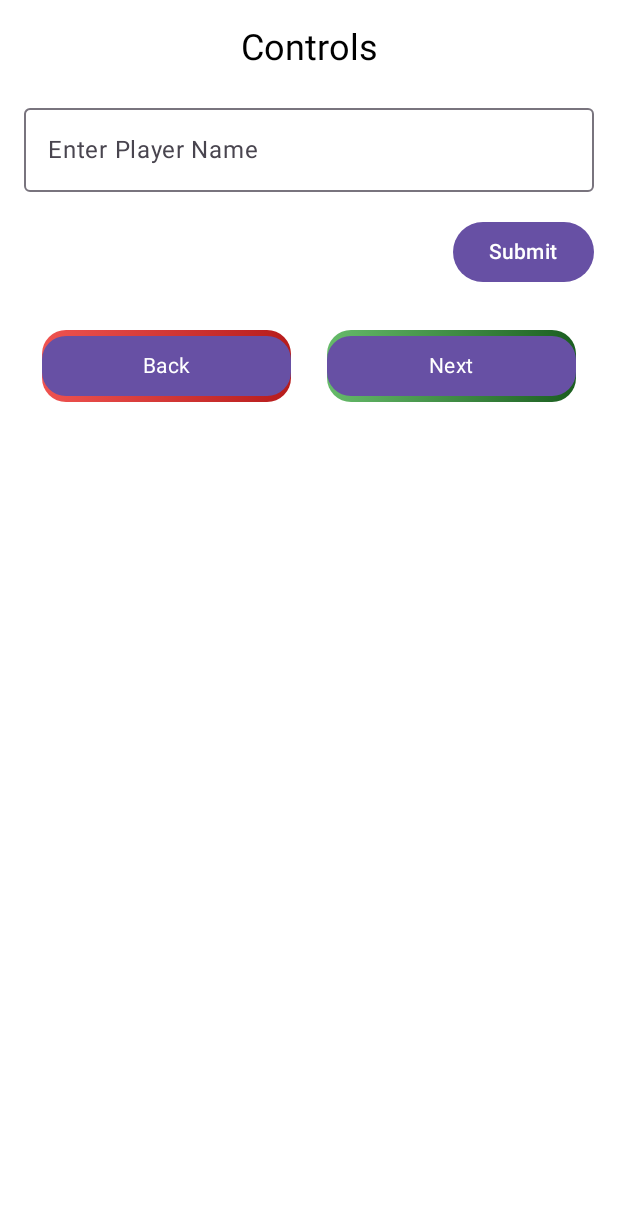
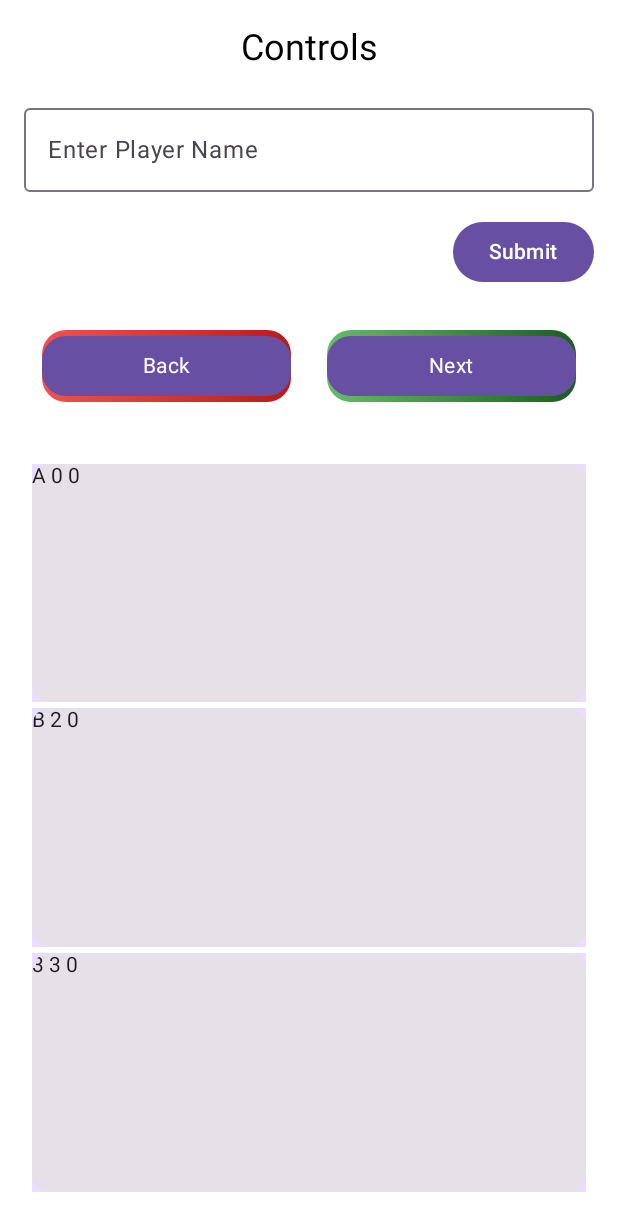
Before and after one commit to tjmtic/scorepad, an Android app built with Jetpack Compose: the @Preview function GameScreenPreview, on a phone screen of 412 x 824 dp. Shown: the top 1231 px of the screen. Run offline under Robolectric (Android 15) with nearby library versions, the phone set to English and light mode, and no system bars.

Commit message:
Dynamic Listing UI - Composables save

```diff
--- a/app/src/main/java/com/abyxcz/scorepad/ui/GameScreen.kt
+++ b/app/src/main/java/com/abyxcz/scorepad/ui/GameScreen.kt
@@ -63,5 +63,7 @@ fun GameScreen(players: List<Player>, onClick: () -> Unit, onBack: () -> Unit, o
 @Preview
 @Composable
 fun GameScreenPreview(){
-    GameScreen(players = emptyList(), onClick = {}, onBack = {}, onCount = { _ , _ -> {} })
+    val list = listOf(Player("A", 0), Player("B", 2), Player("3", 3))
+
+    GameScreen(players = list, onClick = {}, onBack = {}, onCount = { _ , _ -> {} })
 }
--- a/app/src/main/java/com/abyxcz/scorepad/ui/component/HighEndTileCounterList.kt
+++ b/app/src/main/java/com/abyxcz/scorepad/ui/component/HighEndTileCounterList.kt
@@ -47,13 +47,14 @@ fun HighEndTileCounterList(
         modifier = Modifier
             .fillMaxSize()
             .padding(20.dp)
+
     ) {
         items(players.size) { index ->
             HighEndTileCounter(
                 player = players[index],
                 onCount = onCount,
                 modifier = Modifier
-                    .padding(25.dp)
+                    //.padding(25.dp)
                     .fillMaxSize()
             )
         }
@@ -65,20 +66,21 @@ fun HighEndTileCounterColumn(
     players: List<Player>,
     onCount: (player: Player, score: Int) -> Unit
 ) {
-    LazyColumn(
+    Column(
             modifier = Modifier
                 .fillMaxSize()
                 .padding(20.dp),
-        verticalArrangement = Arrangement.spacedBy(8.dp),
+            verticalArrangement = Arrangement.spacedBy(1.dp),
 
             ) {
-        items(players.size) { index ->
+            players.forEach { index ->
                 HighEndTileCounter(
-                player = players[index],
+                    player = index,
                     onCount = onCount,
-                modifier = Modifier.fillMaxSize().padding(20.dp)
+                    modifier = Modifier.padding(1.dp).weight(1f/players.size)
                 )
             }
+
     }
 }
 
```
Also changed, not shown: app/src/main/java/com/abyxcz/scorepad/ui/component/SimpleAdContainer.kt (+8 -0 lines). Lines whose indentation alone changed are shown as unchanged.
